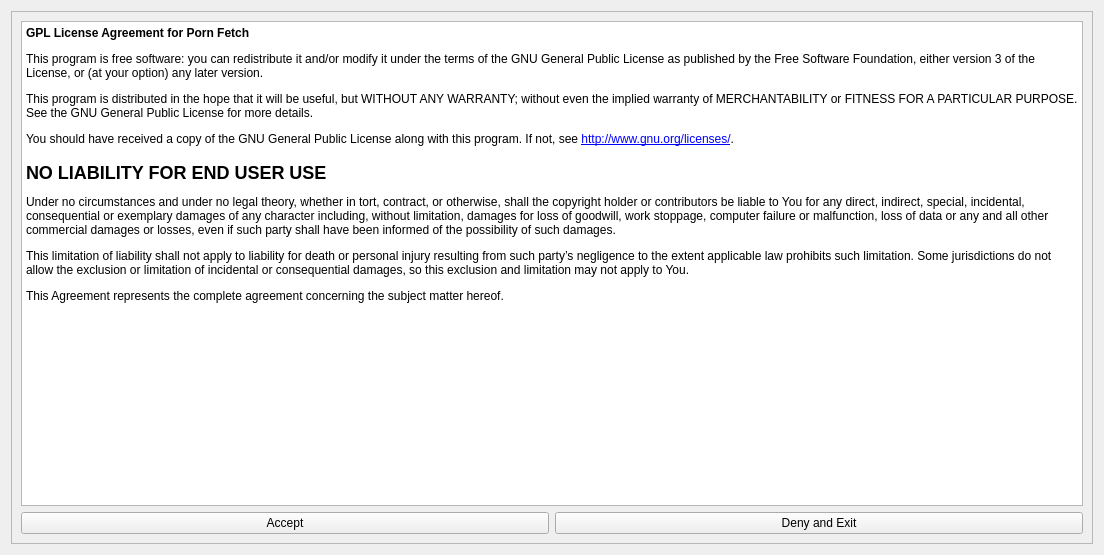
This is src/frontend/License.ui in EchterAlsFake/Porn_Fetch as Qt 5 draws it before an edit. The edited form follows.
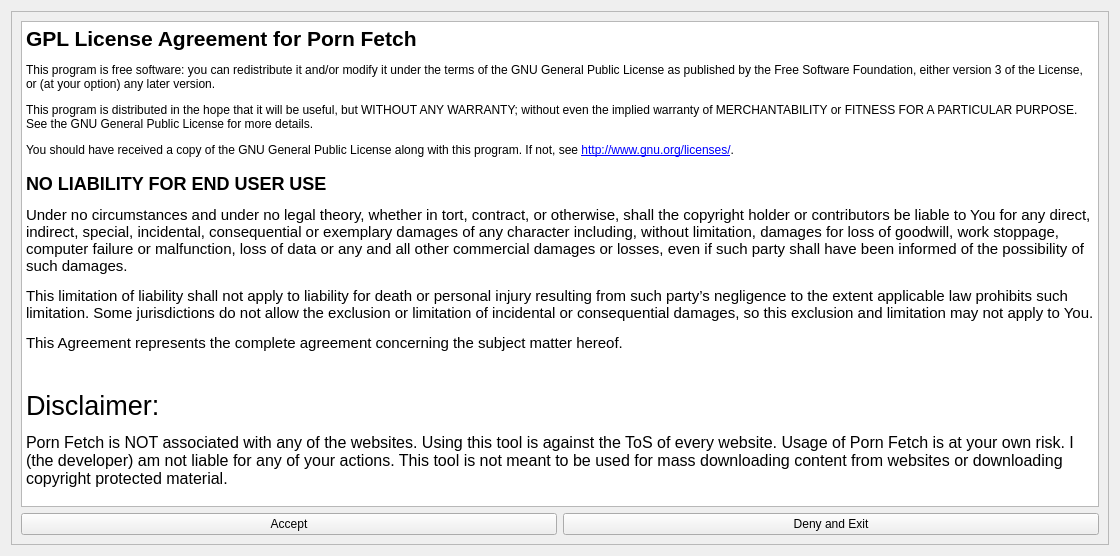
This is the edited form.

Commit message: - fixed progress processing for file total progress - implemented error reporting for wrong URL - added more ui popups into translations - updated translation strings - updated german translations

What changed in the file:
```diff
--- a/src/frontend/License.ui
+++ b/src/frontend/License.ui
@@ -6,8 +6,8 @@
    <rect>
     <x>0</x>
     <y>0</y>
-    <width>1104</width>
-    <height>555</height>
+    <width>1120</width>
+    <height>556</height>
    </rect>
   </property>
   <property name="windowTitle">
@@ -26,8 +26,8 @@
          <rect>
           <x>0</x>
           <y>0</y>
-          <width>1082</width>
-          <height>533</height>
+          <width>1098</width>
+          <height>534</height>
          </rect>
         </property>
         <layout class="QGridLayout" name="gridLayout_3">
@@ -49,20 +49,20 @@
           <widget class="QTextBrowser" name="textBrowser">
            <property name="html">
             <string>&lt;!DOCTYPE HTML PUBLIC &quot;-//W3C//DTD HTML 4.0//EN&quot; &quot;http://www.w3.org/TR/REC-html40/strict.dtd&quot;&gt;
-&lt;html&gt;&lt;head&gt;&lt;meta name=&quot;qrichtext&quot; content=&quot;1&quot; /&gt;&lt;meta charset=&quot;utf-8&quot; /&gt;&lt;style type=&quot;text/css&quot;&gt;
+&lt;html&gt;&lt;head&gt;&lt;meta name=&quot;qrichtext&quot; content=&quot;1&quot; /&gt;&lt;style type=&quot;text/css&quot;&gt;
 p, li { white-space: pre-wrap; }
-hr { height: 1px; border-width: 0; }
-li.unchecked::marker { content: &quot;\2610&quot;; }
-li.checked::marker { content: &quot;\2612&quot;; }
 &lt;/style&gt;&lt;/head&gt;&lt;body style=&quot; font-family:'Sans Serif'; font-size:9pt; font-weight:400; font-style:normal;&quot;&gt;
-&lt;p style=&quot; margin-top:0px; margin-bottom:0px; margin-left:0px; margin-right:0px; -qt-block-indent:0; text-indent:0px;&quot;&gt;&lt;span style=&quot; font-weight:700;&quot;&gt;GPL License Agreement for Porn Fetch&lt;/span&gt;&lt;/p&gt;
+&lt;p style=&quot; margin-top:0px; margin-bottom:0px; margin-left:0px; margin-right:0px; -qt-block-indent:0; text-indent:0px;&quot;&gt;&lt;span style=&quot; font-size:16pt; font-weight:704;&quot;&gt;GPL License Agreement for Porn Fetch&lt;/span&gt;&lt;/p&gt;
 &lt;p style=&quot; margin-top:12px; margin-bottom:12px; margin-left:0px; margin-right:0px; -qt-block-indent:0; text-indent:0px;&quot;&gt;This program is free software: you can redistribute it and/or modify it under the terms of the GNU General Public License as published by the Free Software Foundation, either version 3 of the License, or (at your option) any later version.&lt;/p&gt;
 &lt;p style=&quot; margin-top:12px; margin-bottom:12px; margin-left:0px; margin-right:0px; -qt-block-indent:0; text-indent:0px;&quot;&gt;This program is distributed in the hope that it will be useful, but WITHOUT ANY WARRANTY; without even the implied warranty of MERCHANTABILITY or FITNESS FOR A PARTICULAR PURPOSE. See the GNU General Public License for more details.&lt;/p&gt;
 &lt;p style=&quot; margin-top:12px; margin-bottom:12px; margin-left:0px; margin-right:0px; -qt-block-indent:0; text-indent:0px;&quot;&gt;You should have received a copy of the GNU General Public License along with this program. If not, see &lt;a href=&quot;http://www.gnu.org/licenses/&quot;&gt;&lt;span style=&quot; text-decoration: underline; color:#0000ff;&quot;&gt;http://www.gnu.org/licenses/&lt;/span&gt;&lt;/a&gt;.&lt;/p&gt;
-&lt;h2 style=&quot; margin-top:16px; margin-bottom:12px; margin-left:0px; margin-right:0px; -qt-block-indent:0; text-indent:0px;&quot;&gt;&lt;span style=&quot; font-size:x-large; font-weight:700;&quot;&gt;NO LIABILITY FOR END USER USE&lt;/span&gt;&lt;/h2&gt;
-&lt;p style=&quot; margin-top:12px; margin-bottom:12px; margin-left:0px; margin-right:0px; -qt-block-indent:0; text-indent:0px;&quot;&gt;Under no circumstances and under no legal theory, whether in tort, contract, or otherwise, shall the copyright holder or contributors be liable to You for any direct, indirect, special, incidental, consequential or exemplary damages of any character including, without limitation, damages for loss of goodwill, work stoppage, computer failure or malfunction, loss of data or any and all other commercial damages or losses, even if such party shall have been informed of the possibility of such damages.&lt;/p&gt;
-&lt;p style=&quot; margin-top:12px; margin-bottom:12px; margin-left:0px; margin-right:0px; -qt-block-indent:0; text-indent:0px;&quot;&gt;This limitation of liability shall not apply to liability for death or personal injury resulting from such party’s negligence to the extent applicable law prohibits such limitation. Some jurisdictions do not allow the exclusion or limitation of incidental or consequential damages, so this exclusion and limitation may not apply to You.&lt;/p&gt;
-&lt;p style=&quot; margin-top:12px; margin-bottom:12px; margin-left:0px; margin-right:0px; -qt-block-indent:0; text-indent:0px;&quot;&gt;This Agreement represents the complete agreement concerning the subject matter hereof.&lt;/p&gt;&lt;/body&gt;&lt;/html&gt;</string>
+&lt;h2 style=&quot; margin-top:16px; margin-bottom:12px; margin-left:0px; margin-right:0px; -qt-block-indent:0; text-indent:0px;&quot;&gt;&lt;span style=&quot; font-size:x-large; font-weight:704;&quot;&gt;NO LIABILITY FOR END USER USE&lt;/span&gt;&lt;/h2&gt;
+&lt;p style=&quot; margin-top:12px; margin-bottom:12px; margin-left:0px; margin-right:0px; -qt-block-indent:0; text-indent:0px;&quot;&gt;&lt;span style=&quot; font-size:11pt;&quot;&gt;Under no circumstances and under no legal theory, whether in tort, contract, or otherwise, shall the copyright holder or contributors be liable to You for any direct, indirect, special, incidental, consequential or exemplary damages of any character including, without limitation, damages for loss of goodwill, work stoppage, computer failure or malfunction, loss of data or any and all other commercial damages or losses, even if such party shall have been informed of the possibility of such damages.&lt;/span&gt;&lt;/p&gt;
+&lt;p style=&quot; margin-top:12px; margin-bottom:12px; margin-left:0px; margin-right:0px; -qt-block-indent:0; text-indent:0px;&quot;&gt;&lt;span style=&quot; font-size:11pt;&quot;&gt;This limitation of liability shall not apply to liability for death or personal injury resulting from such party’s negligence to the extent applicable law prohibits such limitation. Some jurisdictions do not allow the exclusion or limitation of incidental or consequential damages, so this exclusion and limitation may not apply to You.&lt;/span&gt;&lt;/p&gt;
+&lt;p style=&quot; margin-top:12px; margin-bottom:12px; margin-left:0px; margin-right:0px; -qt-block-indent:0; text-indent:0px;&quot;&gt;&lt;span style=&quot; font-size:11pt;&quot;&gt;This Agreement represents the complete agreement concerning the subject matter hereof.&lt;/span&gt;&lt;/p&gt;
+&lt;p style=&quot;-qt-paragraph-type:empty; margin-top:12px; margin-bottom:12px; margin-left:0px; margin-right:0px; -qt-block-indent:0; text-indent:0px;&quot;&gt;&lt;br /&gt;&lt;/p&gt;
+&lt;p style=&quot; margin-top:12px; margin-bottom:12px; margin-left:0px; margin-right:0px; -qt-block-indent:0; text-indent:0px;&quot;&gt;&lt;span style=&quot; font-size:20pt;&quot;&gt;Disclaimer:&lt;/span&gt;&lt;/p&gt;
+&lt;p style=&quot; margin-top:12px; margin-bottom:12px; margin-left:0px; margin-right:0px; -qt-block-indent:0; text-indent:0px;&quot;&gt;&lt;span style=&quot; font-size:12pt;&quot;&gt;Porn Fetch is NOT associated with any of the websites. Using this tool is against the ToS of every website. Usage of Porn Fetch is at your own risk. I (the developer) am not liable for any of your actions. This tool is not meant to be used for mass downloading content from websites or downloading copyright protected material.&lt;/span&gt;&lt;/p&gt;&lt;/body&gt;&lt;/html&gt;</string>
            </property>
           </widget>
          </item>
```
The commit also changes 7 other files.
